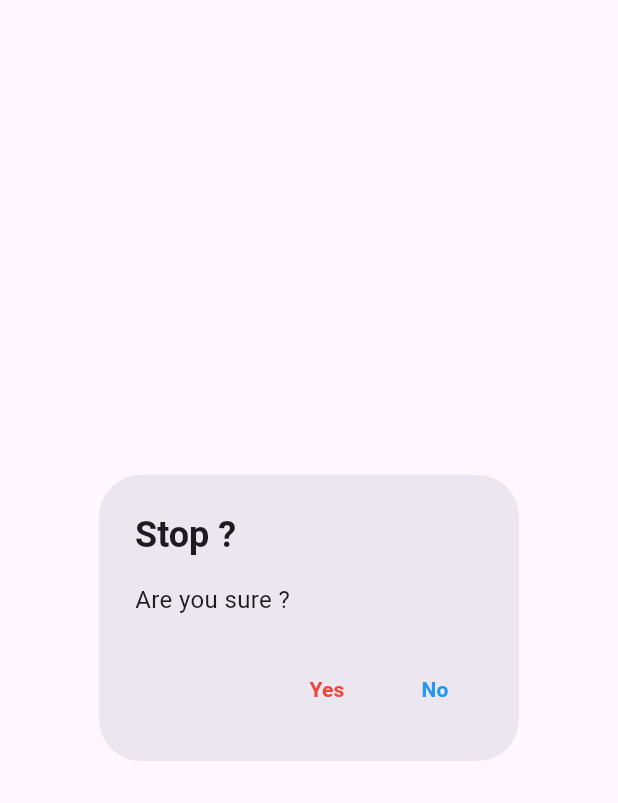
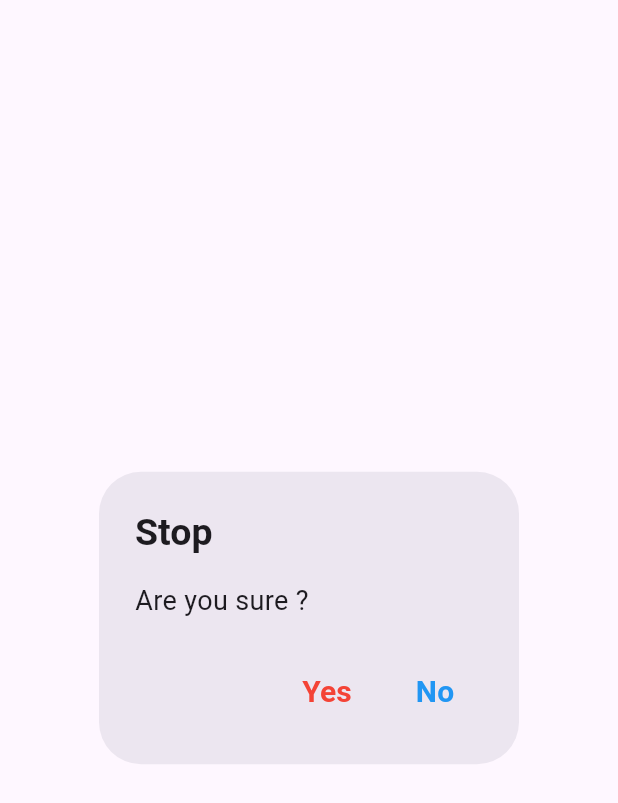
Before and after one commit to amanhere-01/TrackMate, a Flutter app: the AlertDialogBox widget shown alone on an empty page, opened directly with empty values, on a phone screen of 412 x 824 dp. Shown: the top 803 px of the screen. Run offline on Flutter 3.47's test engine with Material 3 defaults, Android fonts, the phone set to English and light mode, and no system bars; our stand-ins replace bloc, cloud_firestore, firebase_auth, firebase_core, flutter_bloc, geolocator and 4 more; accounts and stored records are empty; generated files the repository leaves out were written again; Roboto replaces fonts that are missing (Hind); statements that could not run were skipped.

Commit message:
size changed

```diff
--- a/lib/features/location/presentation/widgets/alert_dialog_box.dart
+++ b/lib/features/location/presentation/widgets/alert_dialog_box.dart
@@ -14,15 +14,16 @@ class AlertDialogBox extends StatelessWidget {
   @override
   Widget build(BuildContext context) {
     return AlertDialog(
-      title: Text('Stop $actionText?',
+      title: Text('Stop $actionText',
         style: const TextStyle(
-            fontWeight: FontWeight.w600
+          fontSize: 25,
+          fontWeight: FontWeight.w600
         ),
       ),
       content: const Text("Are you sure ?",
         style: TextStyle(
           color: ColorPalette.text,
-          fontSize: 16
+          fontSize: 18
         ),
       ),
       actions: [
@@ -37,6 +38,7 @@ class AlertDialogBox extends StatelessWidget {
             },
           child: const Text('Yes',
             style: TextStyle(
+              fontSize: 20,
               fontWeight: FontWeight.bold,
               color: Colors.red
             ),
@@ -48,8 +50,9 @@ class AlertDialogBox extends StatelessWidget {
           },
           child: const Text('No',
             style: TextStyle(
-                fontWeight: FontWeight.bold,
-                color: Colors.blue
+              fontSize: 20,
+              fontWeight: FontWeight.bold,
+              color: Colors.blue
             ),
           )
         )
```
Also changed, not shown: lib/features/location/presentation/widgets/custom_app_bar.dart (added, +23 -0 lines).
